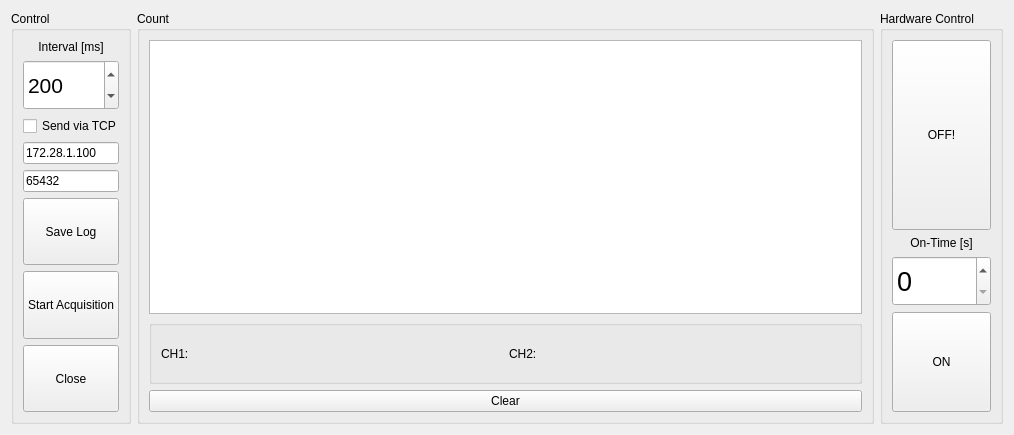
Before: the Qt Designer form rpi_gui.ui in atzengin/RPi-Frequency-Counter-Software, drawn with Qt 5.
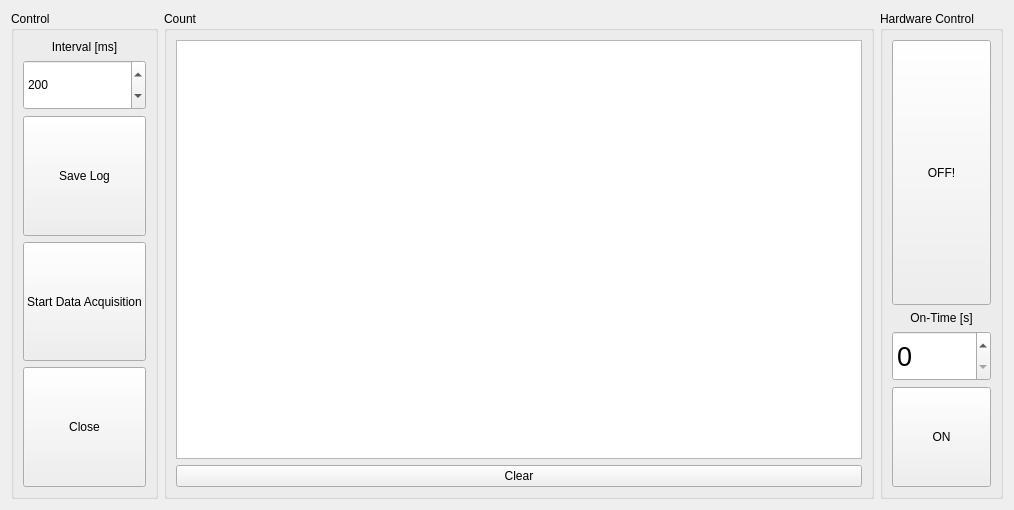
After: the same form once the commit is applied.

The edit to the form file:
```diff
--- a/rpi_gui.ui
+++ b/rpi_gui.ui
@@ -7,7 +7,7 @@
     <x>0</x>
     <y>0</y>
     <width>1014</width>
-    <height>435</height>
+    <height>510</height>
    </rect>
   </property>
   <property name="windowTitle">
@@ -33,7 +33,7 @@
           <string>Control</string>
          </property>
          <layout class="QGridLayout" name="gridLayout_4">
-          <item row="7" column="0">
+          <item row="3" column="0">
            <widget class="QPushButton" name="button_stop">
             <property name="sizePolicy">
              <sizepolicy hsizetype="Minimum" vsizetype="Expanding">
@@ -43,21 +43,38 @@
             </property>
             <property name="minimumSize">
              <size>
-              <width>0</width>
+              <width>120</width>
               <height>0</height>
              </size>
             </property>
-            <property name="maximumSize">
-             <size>
-              <width>96</width>
-              <height>16777215</height>
-             </size>
+            <property name="text">
+             <string>Start Data Acquisition</string>
             </property>
-            <property name="autoFillBackground">
-             <bool>true</bool>
+           </widget>
+          </item>
+          <item row="2" column="0">
+           <widget class="QPushButton" name="button_save">
+            <property name="sizePolicy">
+             <sizepolicy hsizetype="Minimum" vsizetype="Expanding">
+              <horstretch>0</horstretch>
+              <verstretch>0</verstretch>
+             </sizepolicy>
             </property>
             <property name="text">
-             <string>Start Acquisition</string>
+             <string>Save Log</string>
+            </property>
+           </widget>
+          </item>
+          <item row="4" column="0">
+           <widget class="QPushButton" name="button_close">
+            <property name="sizePolicy">
+             <sizepolicy hsizetype="Minimum" vsizetype="Expanding">
+              <horstretch>0</horstretch>
+              <verstretch>0</verstretch>
+             </sizepolicy>
+            </property>
+            <property name="text">
+             <string>Close</string>
             </property>
            </widget>
           </item>
@@ -71,79 +88,6 @@
             </property>
            </widget>
           </item>
-          <item row="2" column="0">
-           <widget class="QCheckBox" name="checkbox_send_TCP">
-            <property name="maximumSize">
-             <size>
-              <width>96</width>
-              <height>16777215</height>
-             </size>
-            </property>
-            <property name="text">
-             <string>Send via TCP</string>
-            </property>
-           </widget>
-          </item>
-          <item row="3" column="0">
-           <widget class="QLineEdit" name="lineEdit_IP">
-            <property name="sizePolicy">
-             <sizepolicy hsizetype="Minimum" vsizetype="Fixed">
-              <horstretch>0</horstretch>
-              <verstretch>0</verstretch>
-             </sizepolicy>
-            </property>
-            <property name="maximumSize">
-             <size>
-              <width>96</width>
-              <height>16777215</height>
-             </size>
-            </property>
-            <property name="text">
-             <string>172.28.1.100</string>
-            </property>
-           </widget>
-          </item>
-          <item row="4" column="0">
-           <widget class="QLineEdit" name="lineEdit_Port">
-            <property name="sizePolicy">
-             <sizepolicy hsizetype="Minimum" vsizetype="Fixed">
-              <horstretch>0</horstretch>
-              <verstretch>0</verstretch>
-             </sizepolicy>
-            </property>
-            <property name="maximumSize">
-             <size>
-              <width>96</width>
-              <height>16777215</height>
-             </size>
-            </property>
-            <property name="text">
-             <string>65432</string>
-            </property>
-           </widget>
-          </item>
-          <item row="8" column="0">
-           <widget class="QPushButton" name="button_close">
-            <property name="sizePolicy">
-             <sizepolicy hsizetype="Minimum" vsizetype="Expanding">
-              <horstretch>0</horstretch>
-              <verstretch>0</verstretch>
-             </sizepolicy>
-            </property>
-            <property name="maximumSize">
-             <size>
-              <width>96</width>
-              <height>16777215</height>
-             </size>
-            </property>
-            <property name="autoFillBackground">
-             <bool>true</bool>
-            </property>
-            <property name="text">
-             <string>Close</string>
-            </property>
-           </widget>
-          </item>
           <item row="1" column="0">
            <widget class="QSpinBox" name="interval">
             <property name="minimumSize">
@@ -152,20 +96,6 @@
               <height>50</height>
              </size>
             </property>
-            <property name="maximumSize">
-             <size>
-              <width>96</width>
-              <height>16777215</height>
-             </size>
-            </property>
-            <property name="font">
-             <font>
-              <pointsize>16</pointsize>
-             </font>
-            </property>
-            <property name="autoFillBackground">
-             <bool>false</bool>
-            </property>
             <property name="minimum">
              <number>1</number>
             </property>
@@ -180,28 +110,6 @@
             </property>
            </widget>
           </item>
-          <item row="6" column="0">
-           <widget class="QPushButton" name="button_save">
-            <property name="sizePolicy">
-             <sizepolicy hsizetype="Minimum" vsizetype="Expanding">
-              <horstretch>0</horstretch>
-              <verstretch>0</verstretch>
-             </sizepolicy>
-            </property>
-            <property name="maximumSize">
-             <size>
-              <width>96</width>
-              <height>16777215</height>
-             </size>
-            </property>
-            <property name="autoFillBackground">
-             <bool>true</bool>
-            </property>
-            <property name="text">
-             <string>Save Log</string>
-            </property>
-           </widget>
-          </item>
          </layout>
         </widget>
        </item>
@@ -216,94 +124,13 @@
         <item row="0" column="1">
          <widget class="QTextEdit" name="liste_sayim"/>
         </item>
-        <item row="2" column="1">
+        <item row="1" column="1">
          <widget class="QPushButton" name="button_clear">
-          <property name="autoFillBackground">
-           <bool>true</bool>
-          </property>
           <property name="text">
            <string>Clear</string>
           </property>
          </widget>
         </item>
-        <item row="1" column="1">
-         <widget class="QGroupBox" name="gridGroupBox">
-          <property name="sizePolicy">
-           <sizepolicy hsizetype="Minimum" vsizetype="Preferred">
-            <horstretch>0</horstretch>
-            <verstretch>0</verstretch>
-           </sizepolicy>
-          </property>
-          <layout class="QGridLayout" name="gridLayout_3">
-           <item row="0" column="0">
-            <widget class="QLabel" name="label_3">
-             <property name="sizePolicy">
-              <sizepolicy hsizetype="Minimum" vsizetype="Preferred">
-               <horstretch>0</horstretch>
-               <verstretch>0</verstretch>
-              </sizepolicy>
-             </property>
-             <property name="text">
-              <string>CH1: </string>
-             </property>
-            </widget>
-           </item>
-           <item row="0" column="2">
-            <widget class="QLabel" name="label_5">
-             <property name="sizePolicy">
-              <sizepolicy hsizetype="Minimum" vsizetype="Preferred">
-               <horstretch>0</horstretch>
-               <verstretch>0</verstretch>
-              </sizepolicy>
-             </property>
-             <property name="text">
-              <string>CH2: </string>
-             </property>
-            </widget>
-           </item>
-           <item row="0" column="1">
-            <widget class="QLabel" name="labelCH1">
-             <property name="sizePolicy">
-              <sizepolicy hsizetype="MinimumExpanding" vsizetype="Preferred">
-               <horstretch>0</horstretch>
-               <verstretch>0</verstretch>
-              </sizepolicy>
-             </property>
-             <property name="font">
-              <font>
-               <pointsize>24</pointsize>
-               <weight>75</weight>
-               <bold>true</bold>
-              </font>
-             </property>
-             <property name="text">
-              <string/>
-             </property>
-            </widget>
-           </item>
-           <item row="0" column="3">
-            <widget class="QLabel" name="labelCH2">
-             <property name="sizePolicy">
-              <sizepolicy hsizetype="MinimumExpanding" vsizetype="Preferred">
-               <horstretch>0</horstretch>
-               <verstretch>0</verstretch>
-              </sizepolicy>
-             </property>
-             <property name="font">
-              <font>
-               <pointsize>24</pointsize>
-               <weight>75</weight>
-               <bold>true</bold>
-              </font>
-             </property>
-             <property name="text">
-              <string/>
-             </property>
-            </widget>
-           </item>
-          </layout>
-         </widget>
-        </item>
        </layout>
       </widget>
      </item>
@@ -368,9 +195,6 @@
             <verstretch>0</verstretch>
            </sizepolicy>
           </property>
-          <property name="autoFillBackground">
-           <bool>true</bool>
-          </property>
           <property name="text">
            <string>OFF!</string>
           </property>
```
